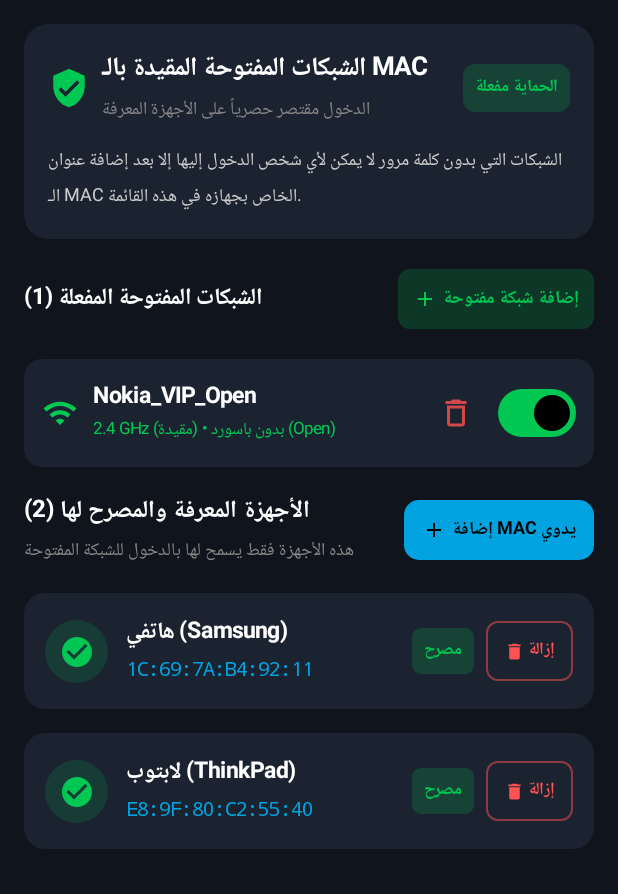
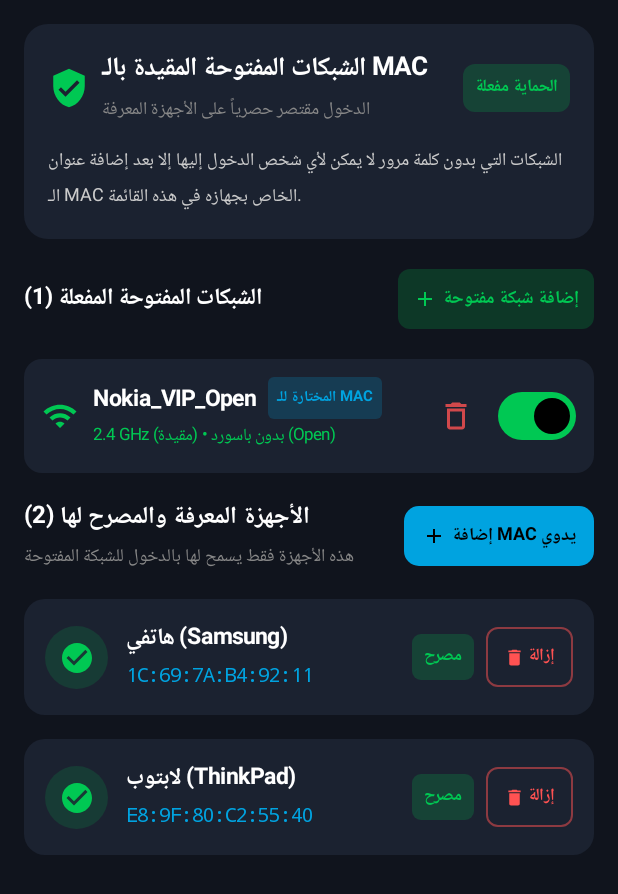
Before and after one commit to abusadeh/NokiaRouterController, an Android app built with Jetpack Compose: the composable OpenNetworkScreen shown on its own in the app's theme, on a phone screen of 412 x 824 dp. Shown: the top 894 px of the screen. Run offline under Robolectric (Android 15) with nearby library versions, the phone set to English and light mode, and no system bars.

Commit message:
Fix open network display and add open/protected toggle and selection

```diff
--- a/app/src/main/java/com/nokiarouter/controller/ui/screens/OpenNetworkScreen.kt
+++ b/app/src/main/java/com/nokiarouter/controller/ui/screens/OpenNetworkScreen.kt
@@ -40,14 +40,15 @@ fun OpenNetworkScreen(
     val statusMsg by viewModel.statusMessage.collectAsState()
     val context = LocalContext.current
 
+    val activeOpenSsid by viewModel.openNetworkSsid.collectAsState()
+
     // Filter genuine open networks: strictly MUST have empty password AND must NOT be WPA/11i/SAE
     val openNetworks = wifiNetworks.filter { net ->
-        net.password.isBlank() &&
-        !net.password.contains("•") &&
         (net.isGuestOrOpen || net.securityMode.contains("None", ignoreCase = true) || net.securityMode.contains("Open", ignoreCase = true)) &&
         !net.securityMode.contains("WPA", ignoreCase = true) &&
         !net.securityMode.contains("11i", ignoreCase = true) &&
-        !net.securityMode.contains("SAE", ignoreCase = true)
+        !net.securityMode.contains("SAE", ignoreCase = true) &&
+        (net.password.isBlank() || net.password == "None")
     }
 
     // Devices currently connected or detected that are NOT in the whitelist
@@ -329,6 +330,8 @@ fun OpenNetworkScreen(
                     colors = CardDefaults.cardColors(containerColor = DarkSurface),
                     modifier = Modifier.fillMaxWidth()
                 ) {
+                    val isSelected = openNet.ssid.equals(activeOpenSsid, ignoreCase = true)
+
                     Row(
                         modifier = Modifier
                             .fillMaxWidth()
@@ -336,15 +339,47 @@ fun OpenNetworkScreen(
                         horizontalArrangement = Arrangement.SpaceBetween,
                         verticalAlignment = Alignment.CenterVertically
                     ) {
-                        Row(verticalAlignment = Alignment.CenterVertically, horizontalArrangement = Arrangement.spacedBy(10.dp), modifier = Modifier.weight(1f)) {
+                        Row(
+                            verticalAlignment = Alignment.CenterVertically,
+                            horizontalArrangement = Arrangement.spacedBy(10.dp),
+                            modifier = Modifier
+                                .weight(1f)
+                        ) {
                             Icon(Icons.Default.Wifi, contentDescription = null, tint = SuccessGreen)
                             Column {
-                                Text(openNet.ssid, fontWeight = FontWeight.Bold, color = Color.White, fontSize = 15.sp)
+                                Row(
+                                    verticalAlignment = Alignment.CenterVertically,
+                                    horizontalArrangement = Arrangement.spacedBy(6.dp)
+                                ) {
+                                    Text(openNet.ssid, fontWeight = FontWeight.Bold, color = Color.White, fontSize = 15.sp)
+                                    Surface(
+                                        shape = RoundedCornerShape(4.dp),
+                                        color = if (isSelected) AccentCyan.copy(alpha = 0.2f) else DarkSurfaceCard,
+                                        modifier = Modifier.padding(start = 2.dp)
+                                    ) {
+                                        Text(
+                                            text = if (isSelected) "المختارة للـ MAC" else "تعيين للـ MAC",
+                                            fontSize = 10.sp,
+                                            color = if (isSelected) AccentCyan else Color.LightGray,
+                                            modifier = Modifier.padding(horizontal = 6.dp, vertical = 2.dp),
+                                            fontWeight = FontWeight.Bold
+                                        )
+                                    }
+                                }
                                 Text("${openNet.band} • بدون باسورد (Open)", color = SuccessGreen, fontSize = 11.sp)
                             }
                         }
 
                         Row(verticalAlignment = Alignment.CenterVertically, horizontalArrangement = Arrangement.spacedBy(4.dp)) {
+                            if (!isSelected) {
+                                TextButton(
+                                    onClick = { viewModel.selectOpenNetwork(openNet.ssid) },
+                                    contentPadding = PaddingValues(horizontal = 8.dp, vertical = 2.dp)
+                                ) {
+                                    Text("اختيار", fontSize = 12.sp, color = AccentCyan)
+                                }
+                            }
+
                             IconButton(onClick = { networkToDelete = openNet }) {
                                 Icon(Icons.Default.DeleteOutline, contentDescription = "حذف الشبكة", tint = DangerRed.copy(alpha = 0.8f))
                             }
```
Also changed, not shown: app/src/main/java/com/nokiarouter/controller/data/AppPreferences.kt (+4 -4 lines), app/src/main/java/com/nokiarouter/controller/data/NokiaRouterService.kt (+24 -9 lines), app/src/main/java/com/nokiarouter/controller/ui/MainViewModel.kt (+27 -0 lines), app/src/main/java/com/nokiarouter/controller/ui/screens/QuickSettingsScreen.kt (+26 -1 lines), app/src/main/java/com/nokiarouter/controller/ui/screens/WifiSettingsScreen.kt (+19 -1 lines).
